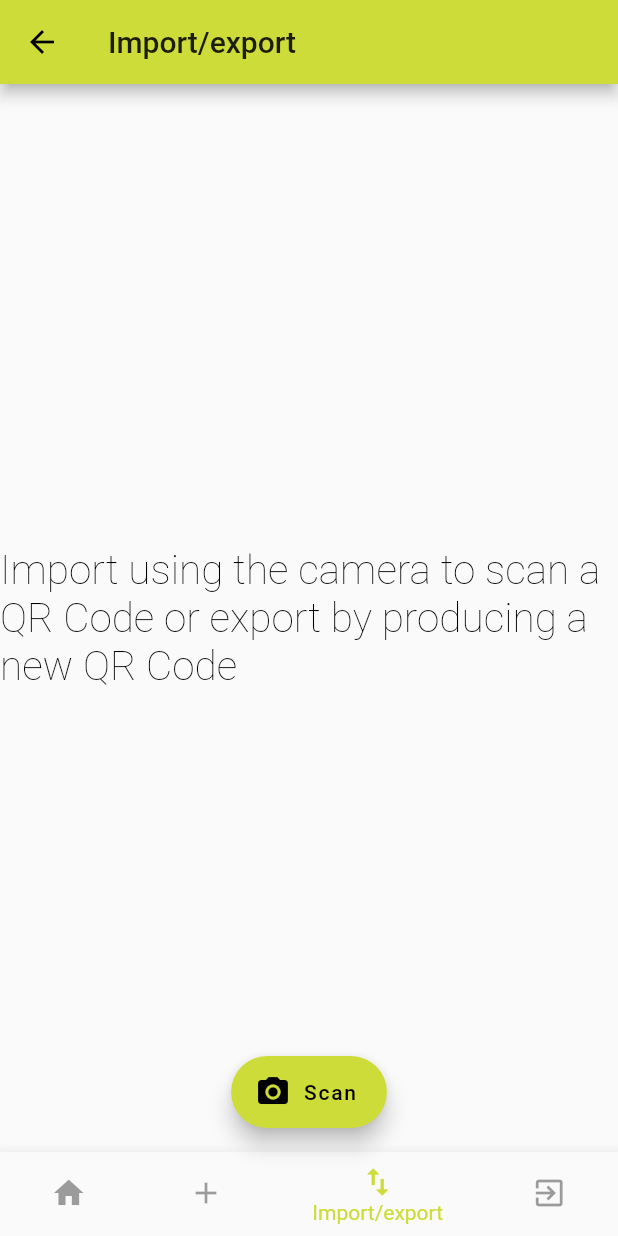
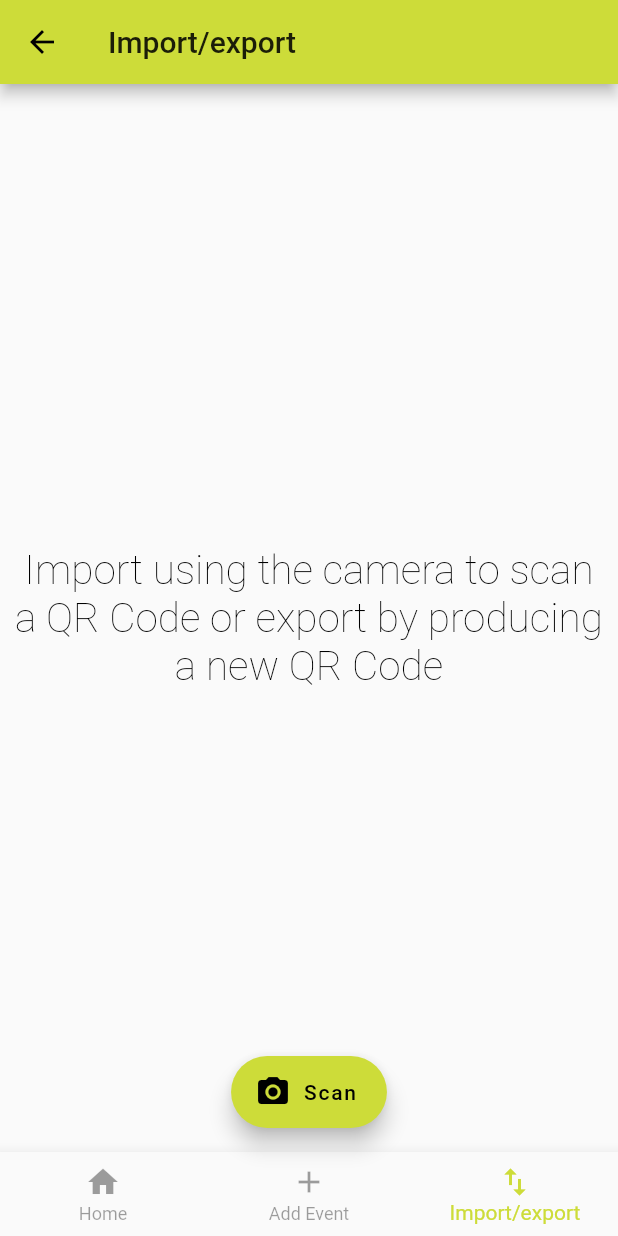
Before and after one commit to ijusto/plus_time, a Flutter app: the QRCode screen opened by its route, on a phone screen of 412 x 824 dp. Run offline on Flutter 3.47's test engine with Material 2 defaults, Android fonts, the phone set to English and light mode, and no system bars; our stand-ins replace flutter_map, latlong, local_auth, location, moor_flutter, pie_chart and 1 more; missing offline and left inert: barcode_scan, device_calendar, geocoder, passcode_screen, share_extend; accounts and stored records are empty; generated files the repository leaves out were written again; Roboto replaces fonts that are missing (Hind, Merriweather).

Commit message:
Rebranding and removed logout from bottom bar

```diff
--- a/plus_time/lib/add_event.dart
+++ b/plus_time/lib/add_event.dart
@@ -774,10 +774,7 @@ class _AddEventState extends State<AddEventPage> {
             icon: Icon(Icons.import_export),
             title: Text('Import/export'),
           ),
-          BottomNavigationBarItem(
-            icon: Icon(Icons.exit_to_app),
-            title: Text('Logout'),
-          ),
+
 
         ],
         currentIndex: _selectedIndex,
--- a/plus_time/lib/login.dart
+++ b/plus_time/lib/login.dart
@@ -241,7 +241,7 @@ class _LoginState extends State<Login> {
               child: Column(
                   mainAxisAlignment: MainAxisAlignment.spaceAround,
                   children: <Widget>[
-            Image.asset('images/logo.png'),
+            Image.asset('assets/logo.png'),
             Text('Hi there, we\'re +PlusTime'),
             Text('Helping you keeping track of your time.'),
             if (_availableBiometrics != null &&
@@ -263,7 +263,7 @@ class _LoginState extends State<Login> {
               child: Column(
                   mainAxisAlignment: MainAxisAlignment.spaceAround,
                   children: <Widget>[
-            Image.asset('images/logo.png'),
+            Image.asset('assets/logo.png'),
             Text('Hi there, we\'re +PlusTime'),
             Text('Helping you keeping track of your time.'),
             if (loginoplst[0].type == 0) ...[SetPinButton()]
--- a/plus_time/lib/main.dart
+++ b/plus_time/lib/main.dart
@@ -25,6 +25,7 @@ class MyApp extends StatelessWidget {
         ],
         child: MaterialApp(
           title: '+Time',
+          debugShowCheckedModeBanner: false,
           theme: ThemeData(
             primarySwatch: Colors.lime,
             primaryColor: const Color(0xFFcddc39),
--- a/plus_time/lib/qrcode.dart
+++ b/plus_time/lib/qrcode.dart
@@ -53,9 +53,13 @@ class _QRCodeState extends State<QRCode> {
         title: Text("Import/export"),
       ),
       body: Center(
-        child: Text(
-          result,
-          style: Theme.of(context).textTheme.title
+        child: Padding(
+          padding: const EdgeInsets.all(8.0),
+          child: Text(
+                  result,
+                  style: Theme.of(context).textTheme.title,
+                  textAlign: TextAlign.center,
+                ),
         ),
       ),
 
@@ -73,10 +77,7 @@ class _QRCodeState extends State<QRCode> {
             icon: Icon(Icons.import_export),
             title: Text('Import/export'),
           ),
-          BottomNavigationBarItem(
-            icon: Icon(Icons.exit_to_app),
-            title: Text('Logout'),
-          ),
+
 
         ],
         currentIndex: _selectedIndex,
```
Also changed, not shown: plus_time/lib/home.dart (+12 -6 lines), plus_time/pubspec.yaml (+15 -1 lines), plus_time/images/logo.png (deleted), plus_time/pubspec.lock, 28 other files.
